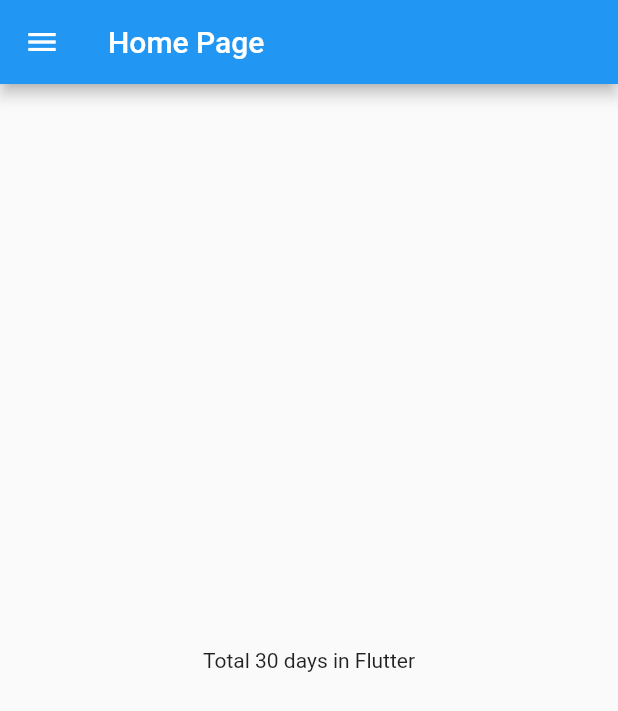
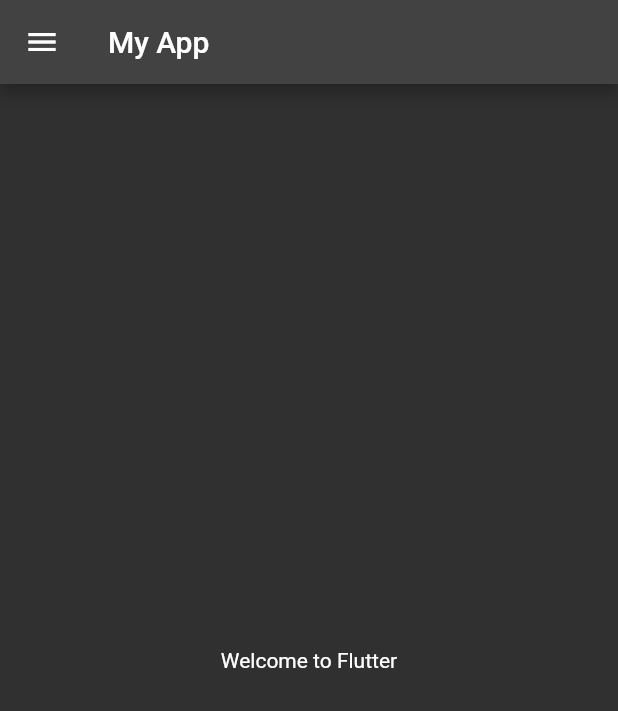
Before and after one commit to Abhinav0915/30_Days_Of_Flutter, a Flutter app: the screen it shows after launch, on a phone screen of 412 x 824 dp. Shown: the top 711 px of the screen. Run offline on Flutter 3.47's test engine with Material 2 defaults, Android fonts, the phone set to English and light mode, and no system bars.

Commit message:
New_Commit

```diff
--- a/MyApp/my_app/lib/main.dart
+++ b/MyApp/my_app/lib/main.dart
@@ -1,19 +1,21 @@
 import 'package:flutter/material.dart';
-import 'package:my_app/home_page.dart';
+import 'pages/home_page.dart';
 
 void main() {
-  runApp(const AppName()); //App Name is given in runnApp methode
+  runApp(MyApp());
 }
 
-class AppName extends StatelessWidget {
-  const AppName({Key? key}) : super(key: key);
+class MyApp extends StatelessWidget {
+  const MyApp({Key? key}) : super(key: key);
 
   @override
   Widget build(BuildContext context) {
-
-
     return MaterialApp(
       home: HomePage(),
+      themeMode: ThemeMode.dark,
+      darkTheme: ThemeData(
+        brightness: Brightness.dark,
+      ),
     );
   }
 }
--- a/MyApp/my_app/lib/home_page.dart
+++ b/MyApp/my_app/lib/pages/home_page.dart
@@ -2,17 +2,17 @@ import 'package:flutter/material.dart';
 
 class HomePage extends StatelessWidget {
   const HomePage({Key? key}) : super(key: key);
-  final int days = 30;
 
   @override
   Widget build(BuildContext context) {
-
     return Scaffold(
-      appBar: AppBar(title: const Text('Home Page')),
+      appBar: AppBar(
+        title: const Text("My App"),
+      ),
       body: Center(
-        child: Container(
-          child: Text("Total $days days in Flutter"),
-        ),
+          child: Container(
+        child: const Text("Welcome to Flutter"),
+      )
       ),
       drawer: Drawer(),
     );
```
